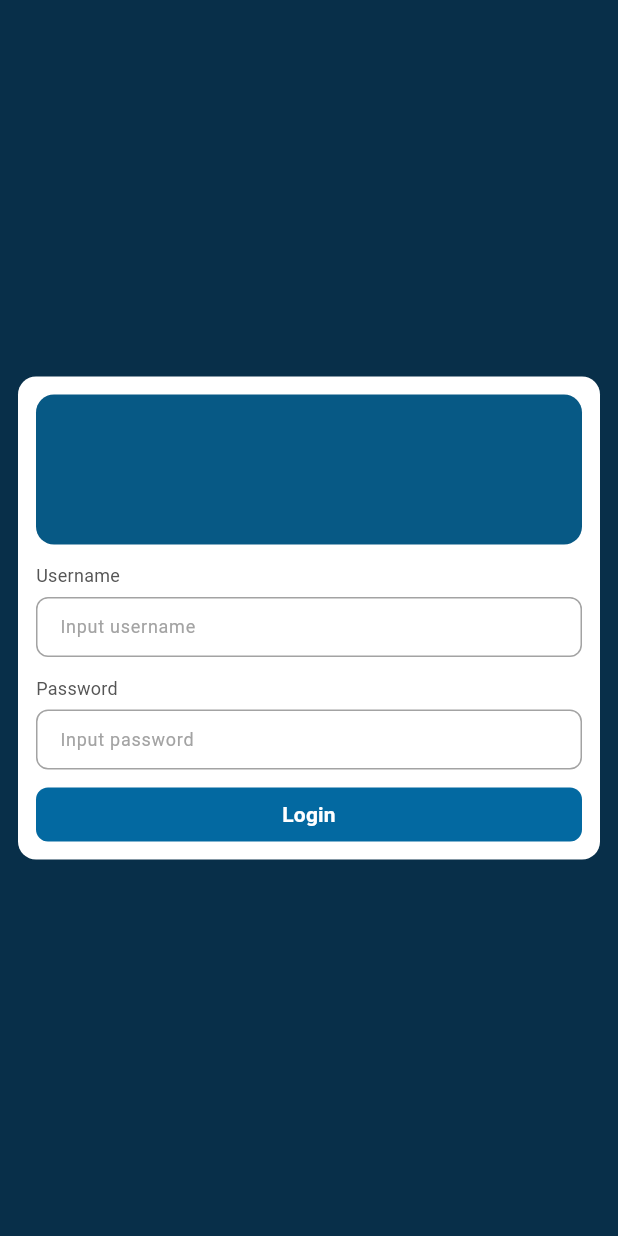
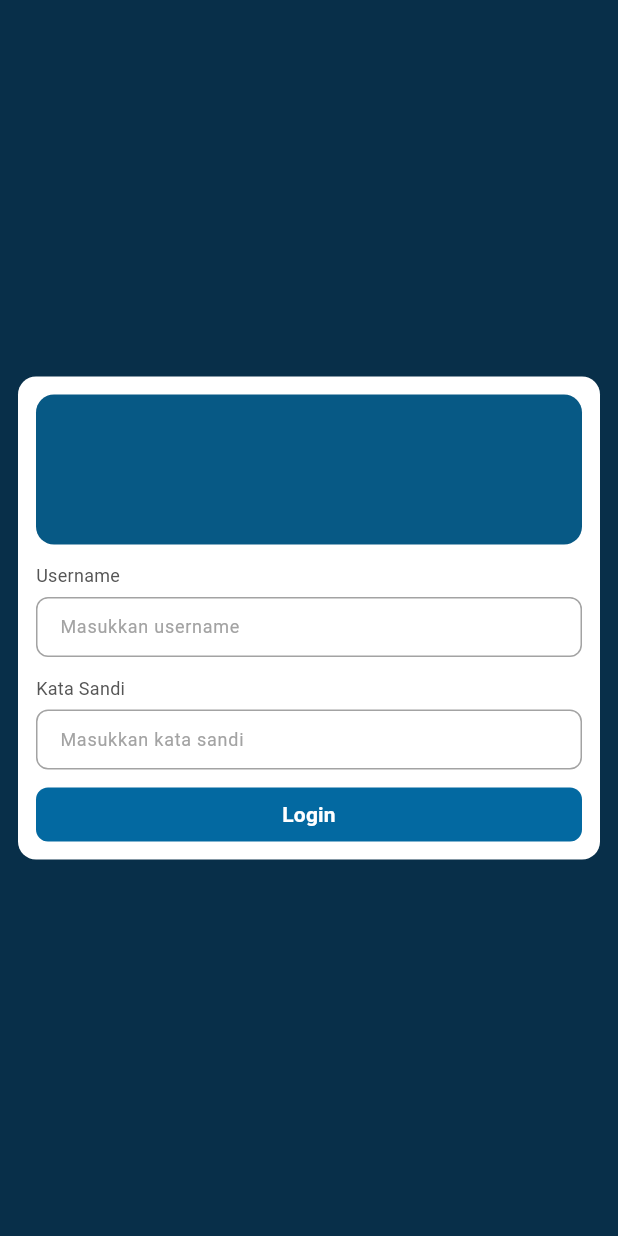
Before and after one commit to rezakurniagenesys-hash/SAIL-IN-CO, a Flutter app: the screen it shows after launch, on a phone screen of 412 x 824 dp. Run offline on Flutter 3.47's test engine with Material 3 defaults, Android fonts, the phone set to English and light mode, and no system bars; drawn by our look-alikes of auto_size_text; our stand-ins replace connectivity_plus, dio, fl_chart, flutter_svg, image_picker, liquid_pull_to_refresh and 2 more; accounts and stored records are empty.

Commit message:
fix label loginscreen

```diff
--- a/lib/ui/screens/login/login_screen.dart
+++ b/lib/ui/screens/login/login_screen.dart
@@ -31,7 +31,7 @@ class LoginScreen extends StatelessWidget {
                   AppInputField(
                     title: 'Username',
                     height: 40,
-                    hintText: 'Input username',
+                    hintText: 'Masukkan username',
                     borderSideColor: AppColors.neutral400,
                     controller: TextEditingController(),
                     onChanged: (value) {
@@ -39,9 +39,9 @@ class LoginScreen extends StatelessWidget {
                     },
                   ),
                   AppInputField(
-                    title: 'Password',
+                    title: 'Kata Sandi',
                     height: 40,
-                    hintText: 'Input password',
+                    hintText: 'Masukkan kata sandi',
                     borderSideColor: AppColors.neutral400,
                     controller: TextEditingController(),
                     onChanged: (value) {
```
